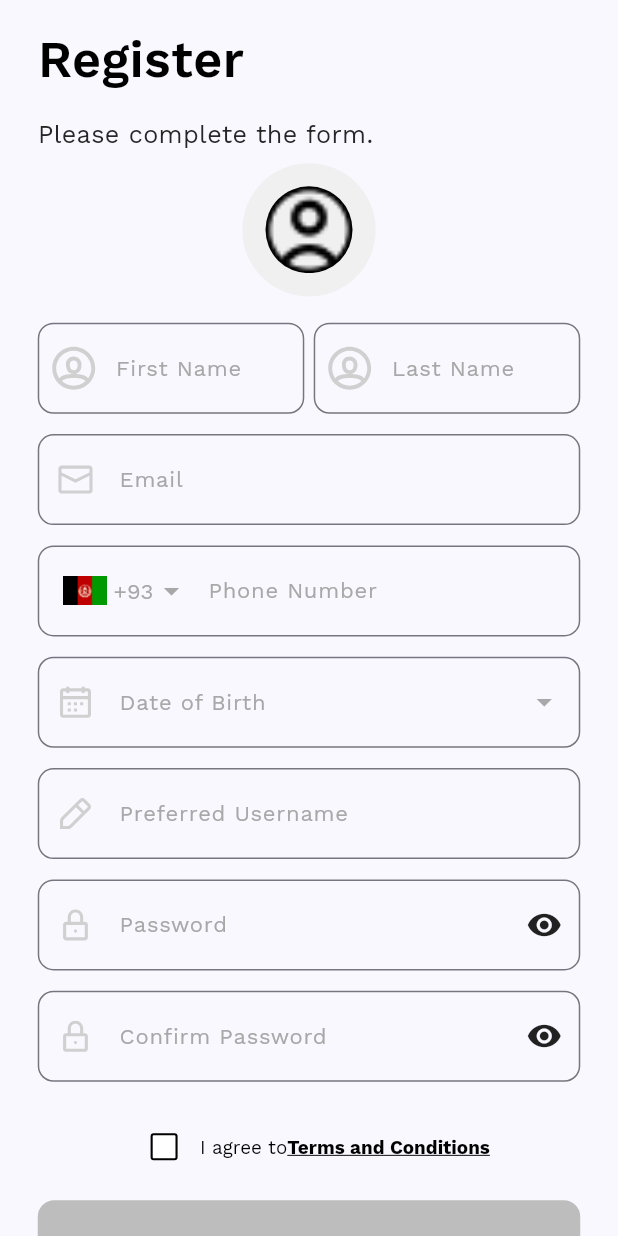
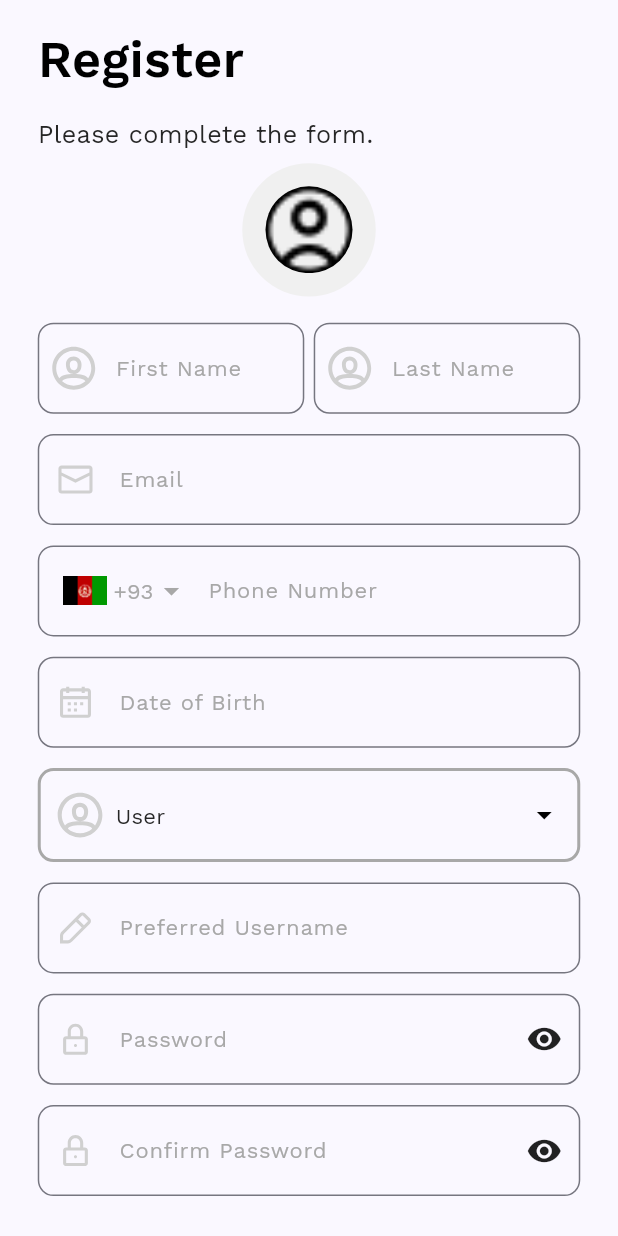
Before and after one commit to Spyveb/SafetyApp, a Flutter app: the SignUpScreen screen opened by its route, on a phone screen of 412 x 824 dp. Run offline on Flutter 3.47's test engine with Material 3 defaults, Android fonts, the light colour scheme and no system bars; our stand-ins replace cached_network_image, connectivity_plus, dio, file_picker, flutter_contacts, flutter_secure_storage and 5 more; accounts and stored records are empty.

Commit message:
update registration

```diff
--- a/lib/user_modules/sign_in/signin_controller.dart
+++ b/lib/user_modules/sign_in/signin_controller.dart
@@ -70,6 +70,7 @@ class SignInController extends GetxController {
     await StorageService().writeSecureData(Constants.profileImage, userModel.profileImage ?? "");
     await StorageService().writeSecureData(Constants.email, userModel.email ?? "");
     await StorageService().writeSecureData(Constants.accessToken, userModel.token ?? "");
+    await StorageService().writeSecureData(Constants.role, userModel.role ?? "user");
   }
 
   // d.Dio dio = d.Dio();
--- a/lib/user_modules/sign_up/signup_controller.dart
+++ b/lib/user_modules/sign_up/signup_controller.dart
@@ -26,6 +26,13 @@ class SignUpController extends GetxController {
 
   File? profileImage;
 
+  List<String> roleList = [
+    'User',
+    'Police',
+  ];
+
+  String role = 'User';
+
   void termValueChange(value) {
     termValue = value;
     update();
@@ -43,6 +50,7 @@ class SignUpController extends GetxController {
         "dob": Utils.sendDateFormat(birthDateController.text),
         "username": userNameController.text,
         "password": passwordController.text,
+        "role": role == 'User' ? 'user' : 'police_officer',
       });
 
       if (profileImage != null) {
@@ -406,5 +414,6 @@ class SignUpController extends GetxController {
     await StorageService().writeSecureData(Constants.accessToken, userModel.token ?? "");
     await StorageService().writeSecureData(Constants.userName, userModel.username ?? "");
     await StorageService().writeSecureData(Constants.profileImage, userModel.profileImage ?? "");
+    await StorageService().writeSecureData(Constants.role, userModel.role ?? "user");
   }
 }
--- a/lib/user_modules/sign_up/signup_screen.dart
+++ b/lib/user_modules/sign_up/signup_screen.dart
@@ -308,10 +308,107 @@ class SignUpScreen extends GetView<SignUpController> {
                           width: getProportionateScreenWidth(24),
                         ),
                       ),
-                      suffix: Icon(
-                        Icons.arrow_drop_down,
-                        size: 24,
-                        color: AppColors.textFieldGreyColor,
+                      // suffix: Icon(
+                      //   Icons.arrow_drop_down,
+                      //   size: 24,
+                      //   color: AppColors.textFieldGreyColor,
+                      // ),
+                    ),
+                    SizedBox(
+                      height: getProportionateScreenHeight(14),
+                    ),
+                    ButtonTheme(
+                      alignedDropdown: true,
+                      child: DropdownButtonFormField<String>(
+                        value: controller.role,
+                        iconSize: 24,
+                        iconEnabledColor: AppColors.blackColor,
+                        isDense: true,
+                        isExpanded: true,
+                        decoration: InputDecoration(
+                          // suffixIcon: IconButton(
+                          //   onPressed: () {},
+                          //   icon: Icon(
+                          //     Icons.arrow_drop_down_outlined,
+                          //     size: 36,
+                          //     color: AppColors.blackColor,
+                          //   ),
+                          // ),
+                          errorMaxLines: 2,
+                          isDense: true,
+
+                          border: OutlineInputBorder(
+                            borderRadius: BorderRadius.circular(
+                              getProportionateScreenWidth(10),
+                            ),
+                            borderSide: BorderSide(color: AppColors.textFieldGreyColor, width: 2),
+                          ),
+                          focusedBorder: OutlineInputBorder(
+                            borderRadius: BorderRadius.circular(
+                              getProportionateScreenWidth(10),
+                            ),
+                            borderSide: BorderSide(color: Colors.black87, width: 1.5),
+                          ),
+                          disabledBorder: OutlineInputBorder(
+                            borderRadius: BorderRadius.circular(
+                              getProportionateScreenWidth(10),
+                            ),
+                            borderSide: BorderSide(color: AppColors.textFieldGreyColor, width: 2),
+                          ),
+                          enabledBorder:  OutlineInputBorder(
+                            borderRadius: BorderRadius.circular(
+                              getProportionateScreenWidth(10),
+                            ),
+                            borderSide: BorderSide(color: AppColors.textFieldGreyColor, width: 2),
+                          ),
+                          // labelText: widget.lableText,
+                          hintText: "",
+                          hintStyle: TextStyle(
+                            fontFamily: AppFonts.sansFont400,
+                            fontSize: getProportionalFontSize(14),
+                            color: AppColors.textFieldGreyColor,
+                          ),
+                          errorStyle: TextStyle(
+                            fontSize: getProportionalFontSize(12),
+                            fontFamily: AppFonts.sansFont400,
+                            color: AppColors.redDefault,
+                          ),
+
+                          contentPadding: EdgeInsets.symmetric(
+                            horizontal: getProportionateScreenWidth(16),
+                            vertical: getProportionateScreenHeight(20),
+                          ),
+                          prefixIcon: Container(
+                            padding: EdgeInsets.only(
+                              left: getProportionateScreenWidth(8),
+                              top: getProportionateScreenHeight(8),
+                              bottom: getProportionateScreenHeight(8),
+                            ),
+                            child: SvgPicture.asset(
+                              AppImages.userProfile,
+                              height: getProportionateScreenHeight(24),
+                              width: getProportionateScreenWidth(24),
+                            ),
+                          ),
+                        ),
+                        items: controller.roleList.map<DropdownMenuItem<String>>((value) {
+                          return DropdownMenuItem<String>(
+                            value: value,
+                            child: Text(
+                              value,
+                              style: TextStyle(
+                                fontFamily: AppFonts.sansFont400,
+                                fontSize: getProportionalFontSize(14),
+                                color: AppColors.lightTextColor,
+                              ),
+                            ),
+                          );
+                        }).toList(),
+                        onChanged: (value) {
+                          controller.role = value ?? controller.roleList.first;
+                          controller.update();
+                        },
+                        validator: (value) => Validation.emptyValidation(value, context, "role"),
                       ),
                     ),
                     SizedBox(
--- a/lib/utils/constants.dart
+++ b/lib/utils/constants.dart
@@ -26,6 +26,9 @@ class Constants {
   // Key for accessing the profile image in storage.
   static const profileImage = 'profile_image';
 
+  // Key for accessing the role in storage.
+  static const role = 'role';
+
   // Key for accessing the language preference in storage.
   static const language = 'language';
 
@@ -37,7 +40,8 @@ class Constants {
   static const isDarkThemeSelected = 'isDarkThemeSelected';
 
   // Key for accessing the google map.
-  static const kGoogleApiKey = 'AIzaSyBtl6-dBfYhRJzYH3ClyDuK5IIlOa8uY84';
+  // static const kGoogleApiKey = 'AIzaSyBtl6-dBfYhRJzYH3ClyDuK5IIlOa8uY84';
+  static const kGoogleApiKey = '';
 
   static const LoremIpsum =
       'Lorem ipsum dolor sit amet, consectetur adipiscing elit, sed do eiusmod tempor incididunt ut labore et dolore magna aliqua. Facilisis mauris sit amet massa vitae tortor condimentum.';
```
Also changed, not shown: lib/user_modules/home_module/home_controller.dart (+8 -4 lines), lib/user_modules/home_module/home_screen.dart (+117 -101 lines), 2 other files.
